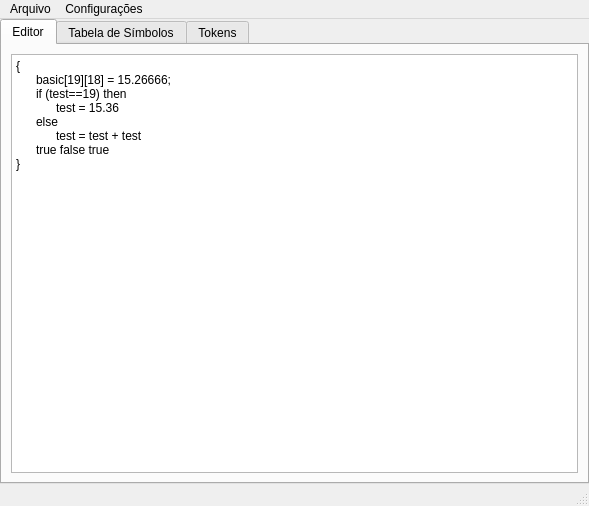
This is mainWindow.ui in Dsbaule/AnaliseLexicaESintatica as Qt 5 draws it before an edit. The edited form follows.
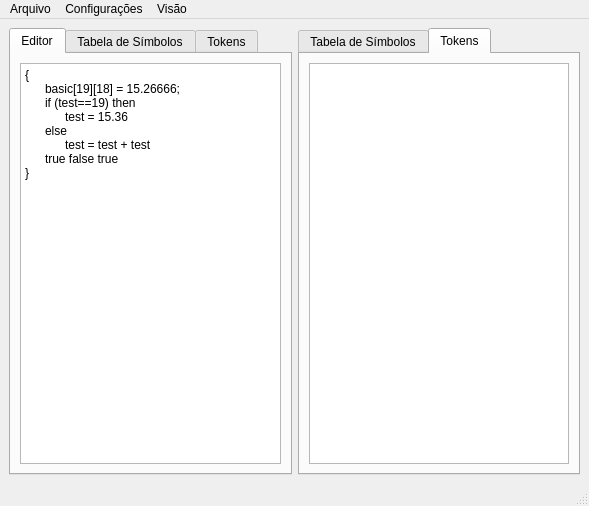
This is the edited form.

Commit message: Visão em tempo real

```diff
--- a/mainWindow.ui
+++ b/mainWindow.ui
@@ -14,22 +14,7 @@
    <string>Analise Léxica e Sintática</string>
   </property>
   <widget class="QWidget" name="mainWidget">
-   <layout class="QVBoxLayout" name="verticalLayout">
-    <property name="spacing">
-     <number>0</number>
-    </property>
-    <property name="leftMargin">
-     <number>0</number>
-    </property>
-    <property name="topMargin">
-     <number>0</number>
-    </property>
-    <property name="rightMargin">
-     <number>0</number>
-    </property>
-    <property name="bottomMargin">
-     <number>0</number>
-    </property>
+   <layout class="QHBoxLayout" name="horizontalLayout_4">
     <item>
      <widget class="QTabWidget" name="tabWidget">
       <property name="currentIndex">
@@ -91,6 +76,43 @@
       </widget>
      </widget>
     </item>
+    <item>
+     <widget class="QTabWidget" name="tabWidget2">
+      <property name="currentIndex">
+       <number>1</number>
+      </property>
+      <widget class="QWidget" name="tabTabelaDeSimbolos2">
+       <attribute name="title">
+        <string>Tabela de Símbolos</string>
+       </attribute>
+       <layout class="QHBoxLayout" name="horizontalLayout_5">
+        <item>
+         <widget class="QTableWidget" name="tableTabelaDeSimbolos2"/>
+        </item>
+       </layout>
+      </widget>
+      <widget class="QWidget" name="tabTokens2">
+       <attribute name="title">
+        <string>Tokens</string>
+       </attribute>
+       <layout class="QHBoxLayout" name="horizontalLayout_6">
+        <item>
+         <widget class="QPlainTextEdit" name="plainTextEditEditorTokens2">
+          <property name="plainText">
+           <string/>
+          </property>
+          <property name="tabStopWidth">
+           <number>20</number>
+          </property>
+          <property name="textInteractionFlags">
+           <set>Qt::TextSelectableByKeyboard|Qt::TextSelectableByMouse</set>
+          </property>
+         </widget>
+        </item>
+       </layout>
+      </widget>
+     </widget>
+    </item>
    </layout>
   </widget>
   <widget class="QMenuBar" name="menubar">
@@ -116,8 +138,15 @@
     </property>
     <addaction name="CheckBoxCleanTable"/>
    </widget>
+   <widget class="QMenu" name="menuVis_o">
+    <property name="title">
+     <string>Visão</string>
+    </property>
+    <addaction name="CheckBoxShowSecondary"/>
+   </widget>
    <addaction name="menuArquivo"/>
    <addaction name="menuConfigura_es"/>
+   <addaction name="menuVis_o"/>
   </widget>
   <widget class="QStatusBar" name="statusbar"/>
   <action name="ButtonNew">
```
Left out of the diff: 10 changed lines with no effect on the pictures. The commit also changes 1 other file.
